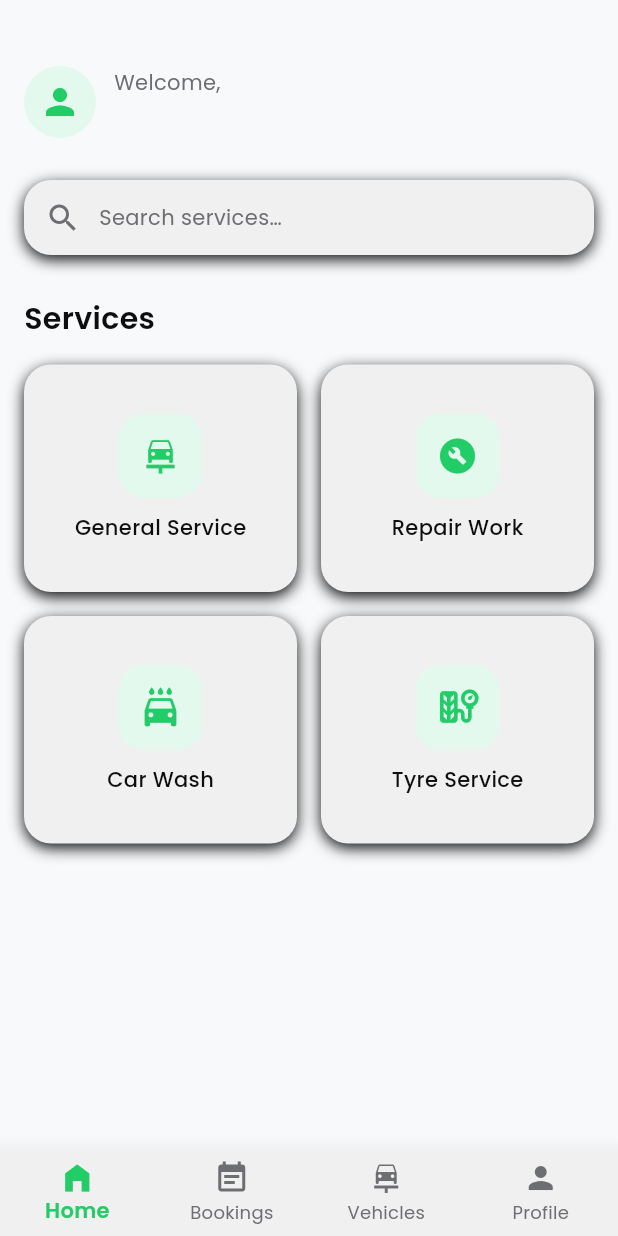
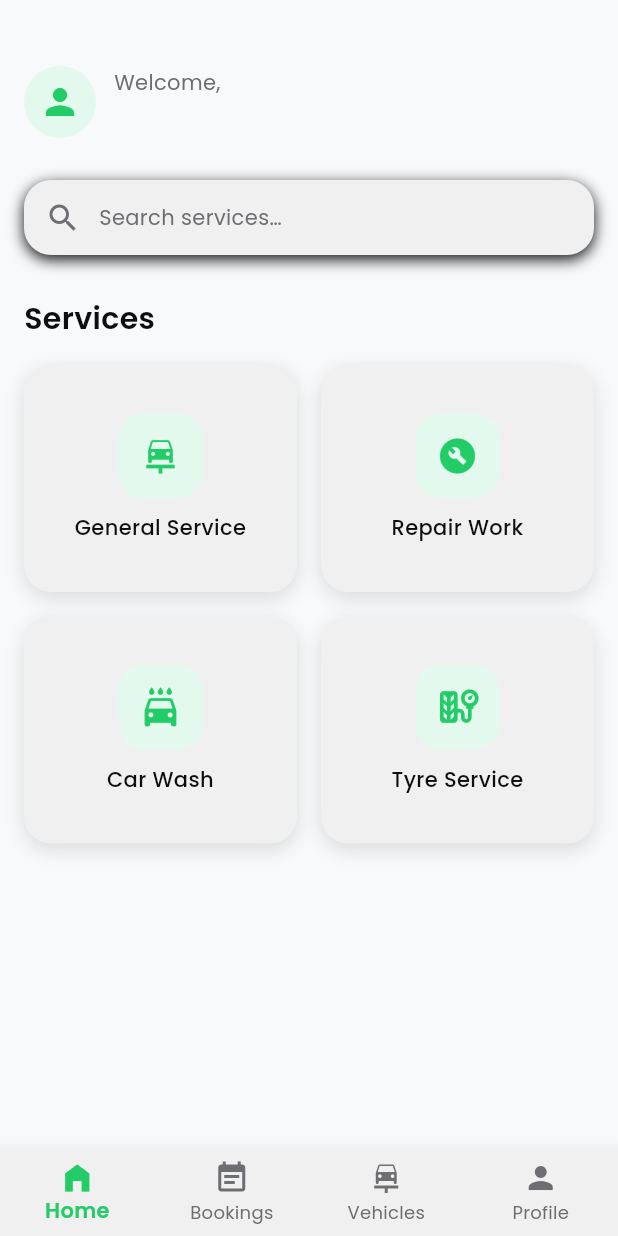
Before and after one commit to Abdulsathar27/autocareapp, a Flutter app: the HomeView screen opened by its route, on a phone screen of 412 x 824 dp. Run offline on Flutter 3.47's test engine with Material 3 defaults, Android fonts, the phone set to English and light mode, and no system bars; our stand-ins replace cloud_firestore, firebase_auth, firebase_core, firebase_storage, google_fonts, google_sign_in and 1 more; accounts and stored records are empty; network calls fail.

Commit message:
some more updation done

```diff
--- a/lib/routes/app_routes.dart
+++ b/lib/routes/app_routes.dart
@@ -1,73 +1,124 @@
-import 'package:autocare/views/booking/booking_services.dart';
-import 'package:autocare/views/booking/my_bookings_view.dart';
+// lib/routes/app_routes.dart
+
+import 'package:autocare/views/services_pages/car_wash_view.dart';
+import 'package:autocare/views/services_pages/general_service_view.dart';
+import 'package:autocare/views/services_pages/repair_work_view.dart';
+import 'package:autocare/views/services_pages/tyre_service_view.dart';
 import 'package:flutter/material.dart';
 
-// Views
+// -------------------------
+// AUTH
+// -------------------------
 import '../views/auth/login_view.dart';
 import '../views/auth/register_view.dart';
 import '../views/auth/phone_auth_view.dart';
 
+// -------------------------
+// HOME
+// -------------------------
 import '../views/home/home_view.dart';
 
+// -------------------------
+// VEHICLES
+// -------------------------
 import '../views/vehicle/vehicle_list_view.dart';
 import '../views/vehicle/add_vehicle_view.dart';
 import '../views/vehicle/vehicle_details_view.dart';
 
+// -------------------------
+// BOOKING
+// -------------------------
 import '../views/booking/booking_view.dart';
+import '../views/booking/booking_services.dart';
 import '../views/booking/booking_summary_view.dart';
 import '../views/booking/booking_success_view.dart';
+import '../views/booking/my_bookings_view.dart';
 
-
+// -------------------------
+// PROFILE
+// -------------------------
 import '../views/profile/profile_view.dart';
 import '../views/profile/edit_profile_view.dart';
 
+// -------------------------
+// SERVICE DETAILS (NEW)
+// -------------------------
+
+
 class AppRoutes {
-  // GLOBAL NAVIGATOR KEY
+  // GLOBAL NAVIGATION KEY
   static final GlobalKey<NavigatorState> navigatorKey =
       GlobalKey<NavigatorState>();
 
-  // ROUTE NAMES
+  // INITIAL ROUTE
   static const String initialRoute = '/login';
 
+  // -------------------------
+  // ROUTE NAMES
+  // -------------------------
+
+  // Auth
   static const String login = '/login';
   static const String register = '/register';
   static const String phoneAuth = '/phone-auth';
 
+  // Home
   static const String home = '/home';
 
+  // Vehicles
   static const String vehicleList = '/vehicle-list';
   static const String addVehicle = '/add-vehicle';
   static const String vehicleDetails = '/vehicle-details';
 
+  // Booking
   static const String booking = '/booking';
-  static const String myBookings = "/my-bookings";
-  static const String bookingServices = '/booking-services'; // <---- ADDED
+  static const String bookingServices = '/booking-services';
   static const String bookingSummary = '/booking-summary';
   static const String bookingSuccess = '/booking-success';
+  static const String myBookings = '/my-bookings';
 
+  // Profile
   static const String profile = '/profile';
   static const String editProfile = '/edit-profile';
 
-  // ROUTES MAP
+  // Service Details
+  static const String serviceGeneral = '/service-general';
+  static const String serviceRepair = '/service-repair';
+  static const String serviceWash = '/service-wash';
+  static const String serviceTyre = '/service-tyre';
+
+  // -------------------------
+  // ROUTE WIDGET MAP
+  // -------------------------
   static Map<String, WidgetBuilder> routes = {
+    // Auth
     login: (_) => const LoginView(),
     register: (_) => const RegisterView(),
     phoneAuth: (_) => const PhoneAuthView(),
 
+    // Home
     home: (_) => const HomeView(),
 
+    // Vehicles
     vehicleList: (_) => const VehicleListView(),
     addVehicle: (_) => const AddVehicleView(),
     vehicleDetails: (_) => const VehicleDetailsView(),
 
+    // Booking
     booking: (_) => const BookingView(),
+    bookingServices: (_) => const BookingServicesView(),
+    bookingSummary: (_) => const BookingSummaryView(),
+    bookingSuccess: (_) => const BookingSuccessView(),
     myBookings: (_) => const MyBookingsView(),
 
-    bookingServices: (_) => const BookingServicesView(), // <---- ADDED
-    bookingSummary: (_) => const BookingSummaryView(),
-    bookingSuccess: (_) => const BookingSuccessView(),
-
+    // Profile
     profile: (_) => const ProfileView(),
     editProfile: (_) => const EditProfileView(),
+
+    // Service Details
+    serviceGeneral: (_) => const GeneralServiceView(),
+    serviceRepair: (_) => const RepairWorkView(),
+    serviceWash: (_) => const CarWashView(),
+    serviceTyre: (_) => const TyreServiceView(),
   };
 }
--- a/lib/widgets/home/service_card.dart
+++ b/lib/widgets/home/service_card.dart
@@ -1,5 +1,8 @@
+// lib/widgets/services/service_card.dart
+
 import 'package:flutter/material.dart';
 import 'package:google_fonts/google_fonts.dart';
+
 import '../../constants/app_colors.dart';
 import '../../constants/app_sizes.dart';
 
@@ -13,23 +16,49 @@ class ServiceCard extends StatelessWidget {
     required this.label,
   });
 
+  // ---------------------------------------------------------
+  // ROUTING MAP (Safe & Avoids If-Else chains)
+  // ---------------------------------------------------------
+  String _getRoute() {
+    switch (label) {
+      case "General Service":
+        return "/service-general";
+      case "Repair Work":
+        return "/service-repair";
+      case "Car Wash":
+        return "/service-wash";
+      case "Tyre Service":
+        return "/service-tyre";
+      default:
+        return "/service-general"; // fallback
+    }
+  }
+
   @override
   Widget build(BuildContext context) {
-    return Container(
+    return InkWell(
+      borderRadius: BorderRadius.circular(AppSizes.radiusLG),
+      splashColor: AppColors.primaryGreen.withOpacity(0.1),
+      onTap: () => Navigator.pushNamed(context, _getRoute()),
+
+      child: Container(
         decoration: BoxDecoration(
           color: AppColors.cardBackground,
           borderRadius: BorderRadius.circular(AppSizes.radiusLG),
-        boxShadow: const [
+          boxShadow: [
             BoxShadow(
-            color: AppColors.textPrimary,
-            blurRadius: 8,
-            offset: Offset(0, 3),
+              color: Colors.black12,     // FIX: no dark shading
+              blurRadius: 10,
+              offset: const Offset(0, 4),
             ),
           ],
         ),
+
+        padding: const EdgeInsets.symmetric(vertical: 20),
         child: Column(
           mainAxisAlignment: MainAxisAlignment.center,
           children: [
+            // ICON BOX
             Container(
               height: 56,
               width: 56,
@@ -37,11 +66,19 @@ class ServiceCard extends StatelessWidget {
                 color: AppColors.iconBgGreen,
                 borderRadius: BorderRadius.circular(16),
               ),
-            child: Icon(icon, color: AppColors.primaryGreen, size: 28),
+              child: Icon(
+                icon,
+                color: AppColors.primaryGreen,
+                size: 28,
               ),
+            ),
+
             const SizedBox(height: AppSizes.paddingSM),
+
+            // LABEL
             Text(
               label,
+              textAlign: TextAlign.center,
               style: GoogleFonts.poppins(
                 fontSize: 14,
                 fontWeight: FontWeight.w500,
@@ -50,6 +87,7 @@ class ServiceCard extends StatelessWidget {
             ),
           ],
         ),
+      ),
     );
   }
 }
```
Also changed, not shown: lib/views/services_pages/car_wash_view.dart (added, +25 -0 lines), lib/views/services_pages/general_service_view.dart (added, +25 -0 lines), lib/views/services_pages/repair_work_view.dart (added, +25 -0 lines), lib/views/services_pages/service_description_view.dart (added, +94 -0 lines), lib/views/services_pages/tyre_service_view.dart (added, +25 -0 lines). Lines whose indentation alone changed are shown as unchanged.
